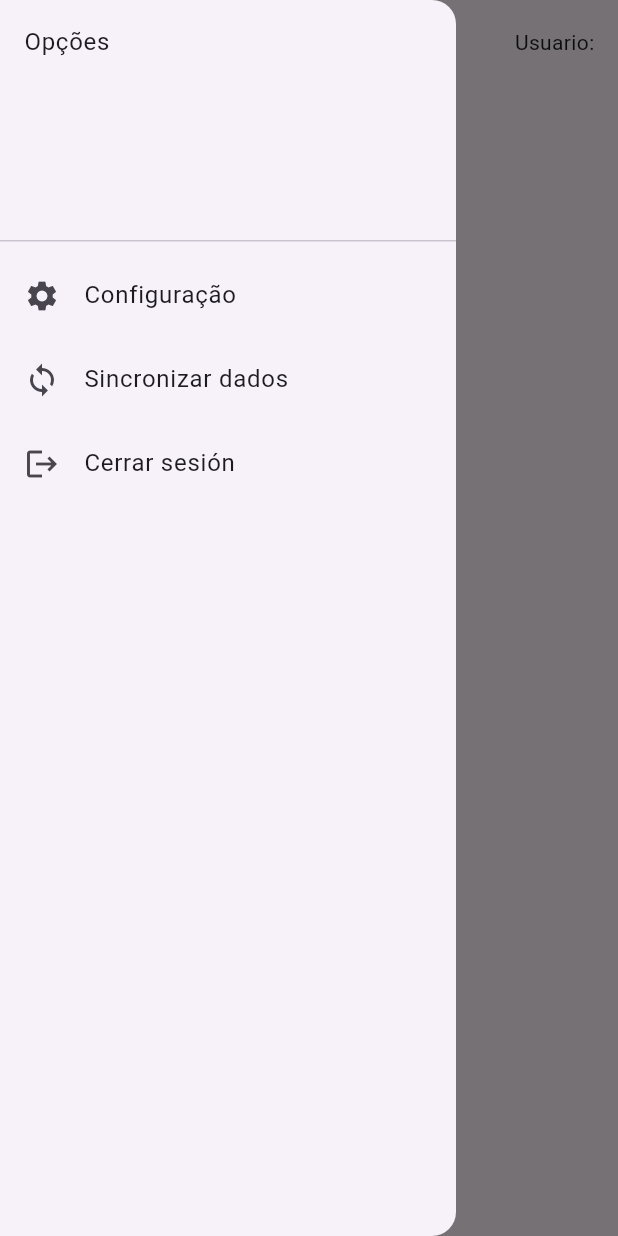
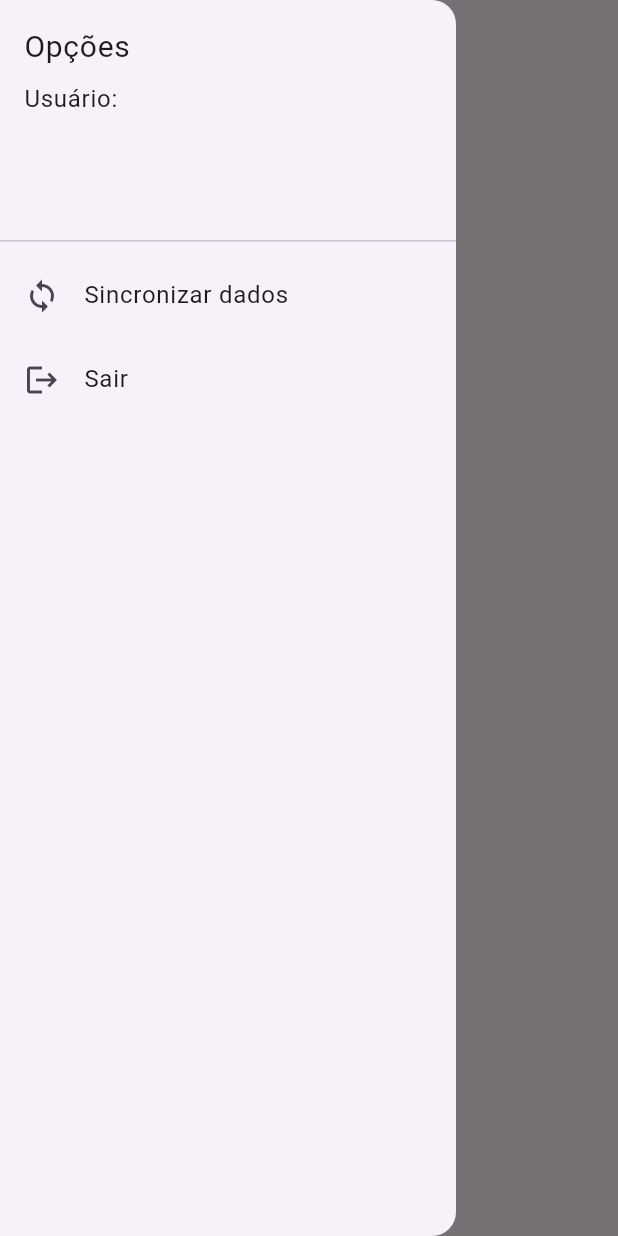
Before and after one commit to javierariass/Angola-Bank, a Flutter app: the AppHomeWrapper screen opened by its route, with the side drawer open, on a phone screen of 412 x 824 dp. Run offline on Flutter 3.47's test engine with Material 3 defaults, Android fonts, the phone set to English and light mode, and no system bars; our stand-ins replace cloud_firestore, firebase_core, flutter_rating_bar, shared_preferences; accounts and stored records are empty.

Commit message:
Update language

```diff
--- a/lib/main.dart
+++ b/lib/main.dart
@@ -4,13 +4,14 @@ import 'package:flutter/material.dart';
 import 'package:firebase_core/firebase_core.dart';
 import 'pages/home_screen.dart';
 import 'pages/questionnaire_page.dart';
-import 'pages/config_page.dart';
 import 'pages/login_page.dart';
 import 'services/firebase_service.dart';
 
 void main() async {
   WidgetsFlutterBinding.ensureInitialized();
   await Firebase.initializeApp();
+  // Sincronizar usuarios locales con Firestore antes de iniciar la app
+  await syncLocalUsersWithFirestore();
   runApp(const MyApp());
 }
 
@@ -56,7 +57,7 @@ class _MyAppState extends State<MyApp> with WidgetsBindingObserver {
   Widget build(BuildContext context) {
     return MaterialApp(
       debugShowCheckedModeBanner: false,
-      title: 'Questionário Bancário',
+  title: 'Questionário Bancário',
       home: Stack(
         children: [
           if (_showHome)
@@ -77,9 +78,9 @@ class _MyAppState extends State<MyApp> with WidgetsBindingObserver {
                   _sessionQuizCount = 0;
                   _sessionDocCreated = false;
                 });
-                // Sincronizar cuestionarios pendientes tras login
+                // Sincronizar resultados pendentes após login
                 tryUploadPendingResults();
-                // Crear documento de sesión al iniciar sesión
+                // Criar documento de sessão ao iniciar sessão
                 createSessionDoc(username).then((_) {
                   setState(() {
                     _sessionDocCreated = true;
@@ -112,7 +113,6 @@ class _MyAppState extends State<MyApp> with WidgetsBindingObserver {
             }
           },
         ),
-        '/config': (context) => const ConfigPage(),
       },
     );
   }
@@ -129,14 +129,15 @@ class AppHomeWrapper extends StatelessWidget {
       drawer: Drawer(
         child: ListView(
           children: [
-            const DrawerHeader(child: Text('Opções')),
-            ListTile(
-              leading: const Icon(Icons.settings),
-              title: const Text('Configuração'),
-              onTap: () {
-                Navigator.pop(context);
-                Navigator.pushNamed(context, '/config');
-              },
+            DrawerHeader(
+              child: Column(
+                crossAxisAlignment: CrossAxisAlignment.start,
+                children: [
+                  const Text('Opções', style: TextStyle(fontSize: 20)),
+                  const SizedBox(height: 8),
+                  Text('Usuário: $loggedUser', style: const TextStyle(fontSize: 16)),
+                ],
+              ),
             ),
             ListTile(
               leading: const Icon(Icons.sync),
@@ -150,7 +151,7 @@ class AppHomeWrapper extends StatelessWidget {
             ),
             ListTile(
               leading: const Icon(Icons.logout),
-              title: const Text('Cerrar sesión'),
+              title: const Text('Sair'),
               onTap: () async {
                 await onLogout();
                 Navigator.pop(context);
@@ -160,13 +161,7 @@ class AppHomeWrapper extends StatelessWidget {
         ),
       ),
       appBar: AppBar(
-        title: const Text('Questionário Bancário'),
-        actions: [
-          Padding(
-            padding: const EdgeInsets.symmetric(horizontal: 12),
-            child: Center(child: Text('Usuario: $loggedUser')),
-          ),
-        ],
+  title: const Text('Questionário Bancário'),
       ),
       body: Center(
         child: Column(
--- a/lib/pages/home_screen.dart
+++ b/lib/pages/home_screen.dart
@@ -23,7 +23,7 @@ class HomeScreen extends StatelessWidget {
             Padding(
               padding: const EdgeInsets.all(7.0),
               child: Text(
-                "Welcome to Assertys",
+                "Bem-vindo ao Assertys",
                 style: const TextStyle(
                   fontFamily: 'Roboto',
                   color: Color.fromARGB(255, 251, 252, 251),
@@ -53,7 +53,7 @@ class HomeScreen extends StatelessWidget {
                         Navigator.of(context).pop();
                         if (onNext != null) onNext!();
                       },
-                    child: const Text("Next"),
+                    child: const Text("Próximo"),
                   ),
                   SizedBox(height: 60),
                 ],
--- a/lib/pages/login_page.dart
+++ b/lib/pages/login_page.dart
@@ -23,21 +23,19 @@ class _LoginPageState extends State<LoginPage> {
     if (ok) {
       widget.onLoginSuccess(user);
     } else {
-      setState(() { _error = "Usuario o contraseña incorrectos"; });
+  setState(() { _error = "Usuário ou senha incorretos"; });
     }
     setState(() { _loading = false; });
   }
   @override
   void initState() {
     super.initState();
-    // Sincronizar usuarios locales al iniciar la app
-    syncLocalUsersWithFirestore();
   }
 
   @override
   Widget build(BuildContext context) {
     return Scaffold(
-      appBar: AppBar(title: const Text("Login")),
+      appBar: AppBar(title: const Text("Entrar")),
       body: LayoutBuilder(
         builder: (context, constraints) {
           return SingleChildScrollView(
@@ -52,17 +50,17 @@ class _LoginPageState extends State<LoginPage> {
                     child: Column(
                       mainAxisSize: MainAxisSize.min,
                       children: [
-                        const Text("Iniciar sesión", style: TextStyle(fontSize: 24, fontWeight: FontWeight.bold)),
+                        const Text("Iniciar sessão", style: TextStyle(fontSize: 24, fontWeight: FontWeight.bold)),
                         const SizedBox(height: 24),
                         TextField(
                           controller: _userController,
-                          decoration: const InputDecoration(labelText: "Usuario"),
+                          decoration: const InputDecoration(labelText: "Usuário"),
                           enabled: !_loading,
                         ),
                         const SizedBox(height: 16),
                         TextField(
                           controller: _passController,
-                          decoration: const InputDecoration(labelText: "Contraseña"),
+                          decoration: const InputDecoration(labelText: "Senha"),
                           obscureText: true,
                           enabled: !_loading,
                         ),
--- a/lib/pages/questionnaire_page.dart
+++ b/lib/pages/questionnaire_page.dart
@@ -122,7 +122,7 @@ class _QuestionnairePageState extends State<QuestionnairePage> {
 
        @override
        Widget build(BuildContext context) {
-	       // Opciones dinámicas para Q03
+       // Opções dinâmicas para Q03
        List<String> bancosQ2 = [];
        final q2 = advancedQuestions.firstWhere((q) => q.id == 'q02', orElse: () => AdvancedQuestion(id: '', question: '', type: QuestionType.singleChoice));
        if (answers['q02'] != null && answers['q02'] is List) {
@@ -188,7 +188,7 @@ class _QuestionnairePageState extends State<QuestionnairePage> {
 											       crossAxisAlignment: CrossAxisAlignment.stretch,
 											       children: [
 												       Text(
-														       'Pregunta ${index + 1} de ${advancedQuestions.length}',
+													       'Pergunta ${index + 1} de ${advancedQuestions.length}',
 													       style: const TextStyle(fontWeight: FontWeight.bold, fontSize: 16),
 													       textAlign: TextAlign.right,
 												       ),
@@ -220,7 +220,7 @@ class _QuestionnairePageState extends State<QuestionnairePage> {
 									       _pageController.nextPage(duration: const Duration(milliseconds: 300), curve: Curves.ease);
 								       },
 								       icon: const Icon(Icons.arrow_forward),
-									       label: const Text('Siguiente'),
+								       label: const Text('Próxima'),
 							       ),
 						       if (_currentPage == advancedQuestions.length - 1)
 							       ElevatedButton(
```
Also changed, not shown: lib/pages/config_page.dart (deleted, +0 -20 lines), lib/services/firebase_service.dart (+10 -12 lines), lib/services/internet_checked.dart (deleted, +0 -19 lines), lib/utils/login_offline.dart (deleted, +0 -41 lines), 2 other files. Lines whose indentation alone changed are shown as unchanged.
